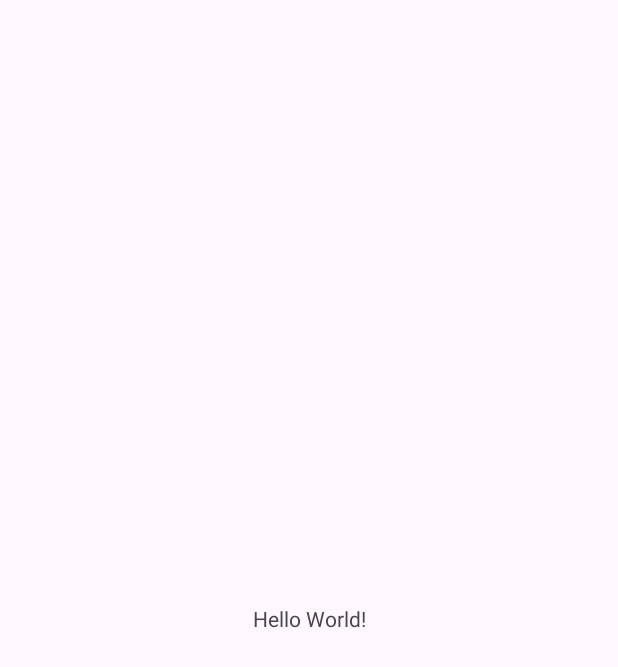
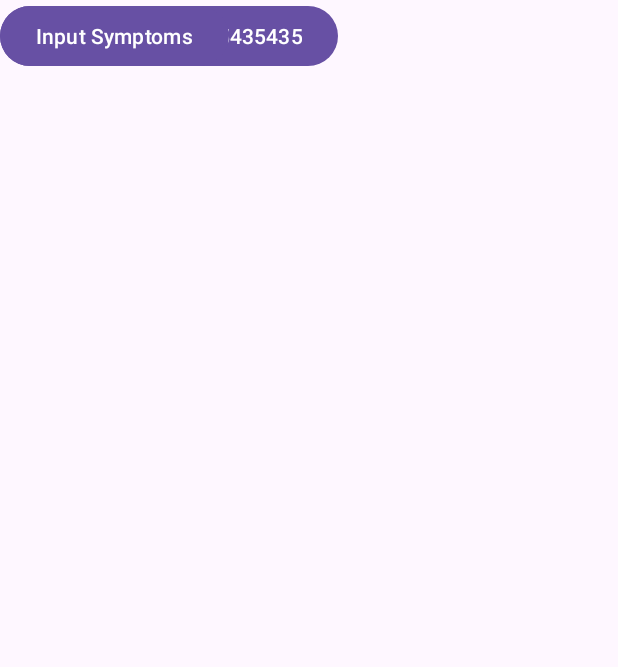
Before and after one commit to david-safro/CoughScan, an Android app: the screen it shows after launch (MainActivity), on a phone screen of 412 x 824 dp. Before the commit the part shown is almost empty. Shown: the top 667 px of the screen. Run offline under Robolectric (Android 15) with nearby library versions, the light colour scheme and no system bars.

Commit message:
add activity_cough.xml

```diff
--- a/client/android/CoughScan/app/src/main/AndroidManifest.xml
+++ b/client/android/CoughScan/app/src/main/AndroidManifest.xml
@@ -21,6 +21,10 @@
                 <category android:name="android.intent.category.LAUNCHER" />
             </intent-filter>
         </activity>
+        <activity
+            android:name=".CoughActivity"
+            android:exported="true">
+        </activity>
     </application>
 
 </manifest>
--- a/client/android/CoughScan/app/src/main/java/com/example/coughscan/MainActivity.kt
+++ b/client/android/CoughScan/app/src/main/java/com/example/coughscan/MainActivity.kt
@@ -1,11 +1,21 @@
 package com.example.coughscan
 
+import android.content.Intent
 import androidx.appcompat.app.AppCompatActivity
 import android.os.Bundle
+import android.widget.Button
 
 class MainActivity : AppCompatActivity() {
     override fun onCreate(savedInstanceState: Bundle?) {
         super.onCreate(savedInstanceState)
         setContentView(R.layout.activity_main)
+
+        val coughNavButton = findViewById<Button>(R.id.button_nav_cough)
+        val symptomsNavButton = findViewById<Button>(R.id.button_nav_symptoms)
+
+        coughNavButton.setOnClickListener {
+            val intent = Intent(this, CoughActivity::class.java)
+            startActivity(intent)
+        };
     }
 }
--- a/client/android/CoughScan/app/src/main/res/layout/activity_main.xml
+++ b/client/android/CoughScan/app/src/main/res/layout/activity_main.xml
@@ -6,13 +6,20 @@
     android:layout_height="match_parent"
     tools:context=".MainActivity">
 
-    <TextView
+    <Button
+        android:id="@+id/button_nav_cough"
         android:layout_width="wrap_content"
         android:layout_height="wrap_content"
-        android:text="Hello World!"
-        app:layout_constraintBottom_toBottomOf="parent"
-        app:layout_constraintEnd_toEndOf="parent"
-        app:layout_constraintStart_toStartOf="parent"
-        app:layout_constraintTop_toTopOf="parent" />
+        android:text="Cough Test  435435435435"
+        tools:layout_editor_absoluteX="170dp"
+        tools:layout_editor_absoluteY="321dp" />
+
+    <Button
+        android:id="@+id/button_nav_symptoms"
+        android:layout_width="wrap_content"
+        android:layout_height="wrap_content"
+        android:text="Input Symptoms"
+        tools:layout_editor_absoluteX="162dp"
+        tools:layout_editor_absoluteY="180dp" />
 
 </androidx.constraintlayout.widget.ConstraintLayout>
```
Also changed, not shown: client/android/CoughScan/app/src/main/java/com/example/coughscan/CoughActivity.kt (added, +11 -0 lines), client/android/CoughScan/app/src/main/res/layout/activity_cough.xml (added, +14 -0 lines).
